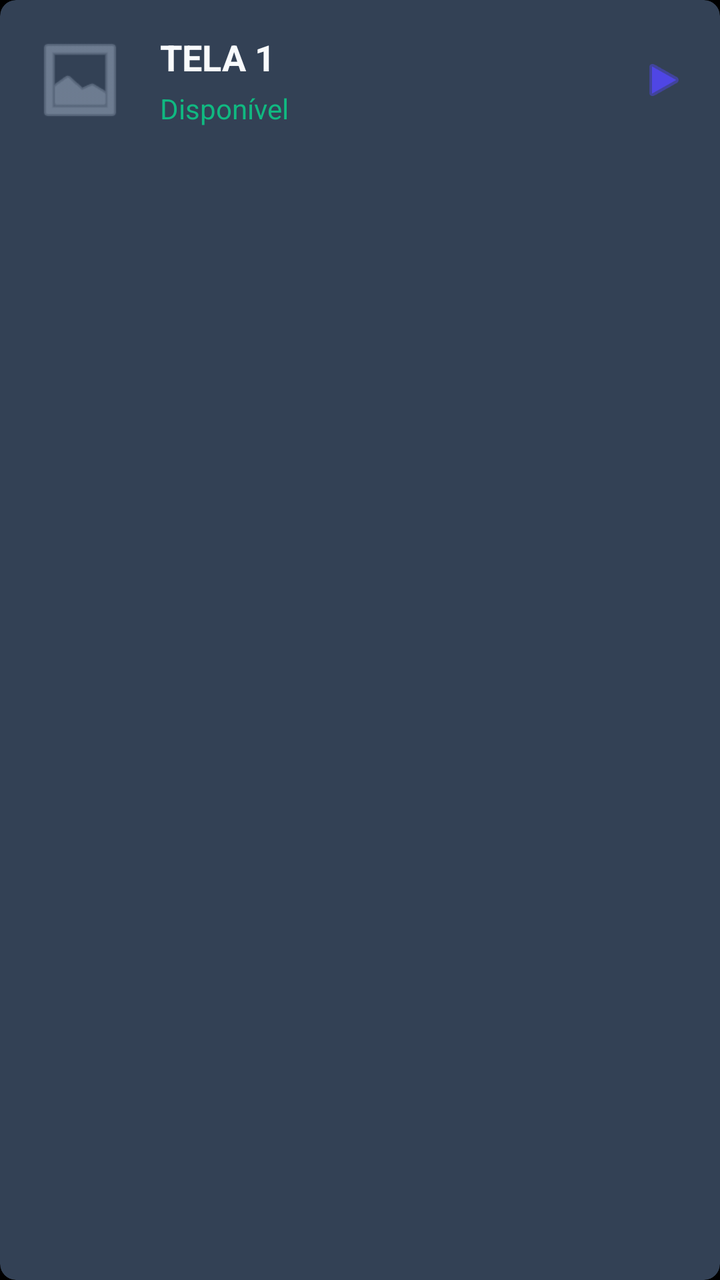
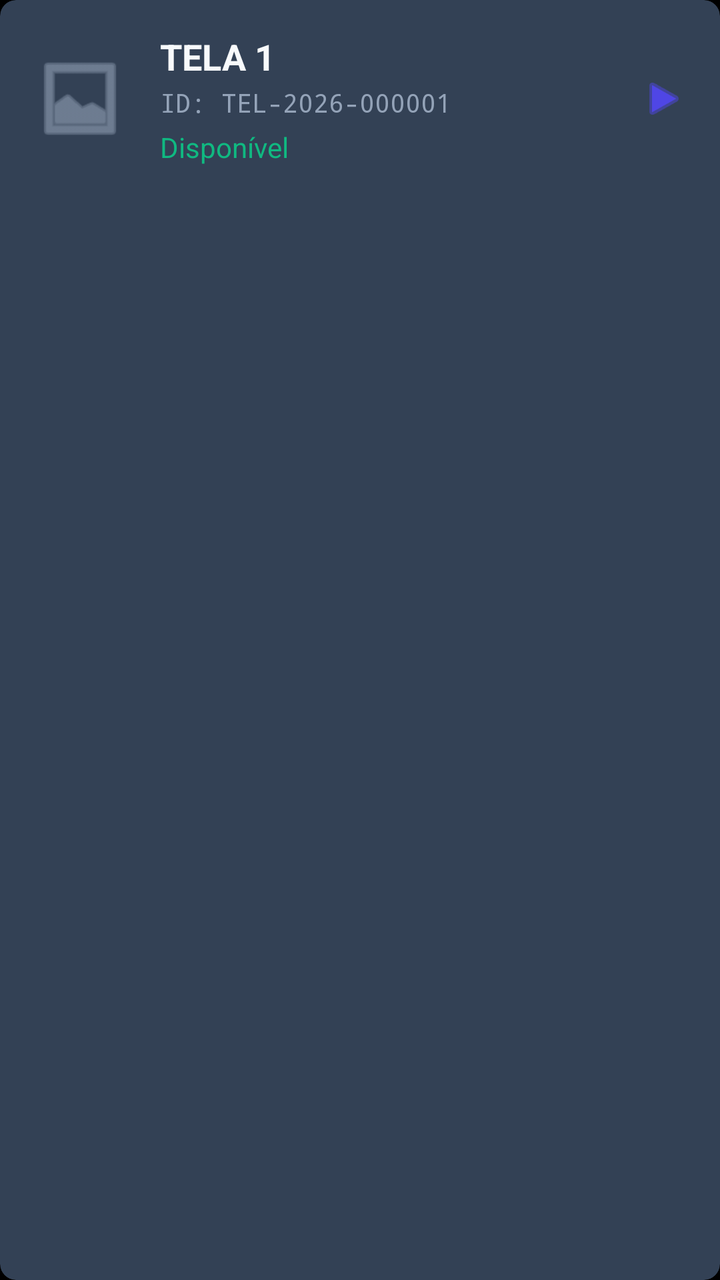

The first picture is an Android layout as it rendered before a commit; the second is the same layout after the commit. The layout source and the unified diff follow.
<!-- AndroidManifest.xml: application theme Theme.Player -->
<!-- res/layout/item_screen_selection.xml -->
<?xml version="1.0" encoding="utf-8"?>
<androidx.cardview.widget.CardView xmlns:android="http://schemas.android.com/apk/res/android"
    xmlns:app="http://schemas.android.com/apk/res-auto"
    android:id="@+id/screen_card"
    android:layout_width="match_parent"
    android:layout_height="wrap_content"
    android:layout_marginVertical="8dp"
    android:layout_marginHorizontal="4dp"
    android:foreground="?android:attr/selectableItemBackground"
    android:clickable="true"
    android:focusable="true"
    app:cardBackgroundColor="#334155"
    app:cardCornerRadius="8dp"
    app:cardElevation="2dp">

    <LinearLayout
        android:layout_width="match_parent"
        android:layout_height="wrap_content"
        android:orientation="horizontal"
        android:padding="16dp"
        android:gravity="center_vertical">

        <ImageView
            android:id="@+id/screen_icon"
            android:layout_width="48dp"
            android:layout_height="48dp"
            android:src="@android:drawable/ic_menu_gallery"
            app:tint="#94A3B8"/>

        <LinearLayout
            android:layout_width="0dp"
            android:layout_height="wrap_content"
            android:layout_weight="1"
            android:orientation="vertical"
            android:layout_marginStart="16dp">

            <TextView
                android:id="@+id/screen_name"
                android:layout_width="wrap_content"
                android:layout_height="wrap_content"
                android:text="TELA 1"
                android:textColor="#F8FAFC"
                android:textSize="18sp"
                android:textStyle="bold"/>

            <TextView
                android:id="@+id/screen_status"
                android:layout_width="wrap_content"
                android:layout_height="wrap_content"
                android:text="Disponível"
                android:textColor="#10B981"
                android:textSize="14sp"
                android:layout_marginTop="4dp"/>
        </LinearLayout>
        
        <ImageView
            android:layout_width="24dp"
            android:layout_height="24dp"
            android:src="@android:drawable/ic_media_play"
            app:tint="#4F46E5"/>

    </LinearLayout>
</androidx.cardview.widget.CardView>
<!-- resources referenced by this layout -->
<resources>
  <style name="Theme.Player" parent="Theme.MaterialComponents.DayNight.NoActionBar">
          
          <item name="android:windowBackground">@android:color/black</item>
          <item name="android:colorBackground">@android:color/black</item>
          <item name="colorSurface">@android:color/black</item>
          
          <item name="colorPrimary">@color/purple_500</item>
          <item name="colorPrimaryVariant">@color/purple_700</item>
          <item name="colorOnPrimary">@color/white</item>
          
          <item name="colorSecondary">@color/teal_200</item>
          <item name="colorSecondaryVariant">@color/teal_700</item>
          <item name="colorOnSecondary">@color/black</item>
          
          <item name="android:statusBarColor">@color/black</item>
          <item name="android:navigationBarColor">@color/black</item>
      </style>
  <color name="purple_500">#FF6200EE</color>
  <color name="purple_700">#FF3700B3</color>
  <color name="white">#FFFFFFFF</color>
  <color name="teal_200">#FF03DAC5</color>
  <color name="teal_700">#FF018786</color>
  <color name="black">#FF000000</color>
</resources>

<!-- the commit's change to res/layout/item_screen_selection.xml (unified diff, before → after) -->
@@ -43,6 +43,17 @@
                 android:textSize="18sp"
                 android:textStyle="bold"/>
 
+            
+            <TextView
+                android:id="@+id/screen_id"
+                android:layout_width="wrap_content"
+                android:layout_height="wrap_content"
+                android:text="ID: TEL-2026-000001"
+                android:textColor="#94A3B8"
+                android:textSize="13sp"
+                android:fontFamily="monospace"
+                android:layout_marginTop="2dp"/>
+
             <TextView
                 android:id="@+id/screen_status"
                 android:layout_width="wrap_content"
